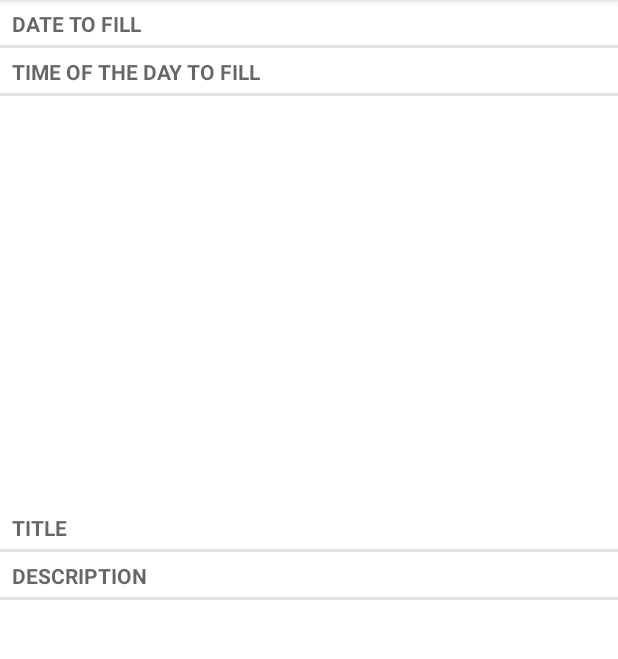
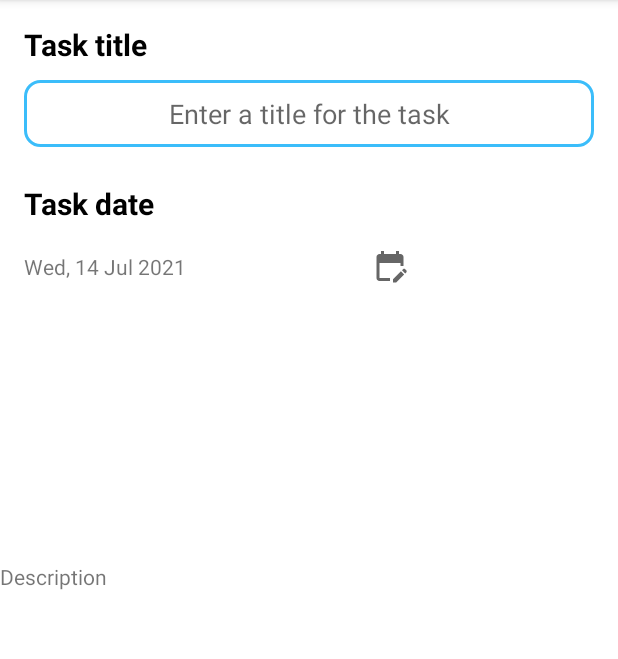
Before and after one commit to georgecpp/RemindBuddy, an Android app: the fragment TaskFragment placed in its activity, on a phone screen of 412 x 824 dp, the part 84-743 px from its top. Run offline under Robolectric (Android 15) with nearby library versions, the phone set to English and light mode, and no system bars; 4 statements that could not run were skipped.

Commit message:
[UPDATE] UI TaskFragment updated, still WiP.

```diff
--- a/app/src/main/java/com/steelparrot/remindbuddy/TaskFragment.java
+++ b/app/src/main/java/com/steelparrot/remindbuddy/TaskFragment.java
@@ -56,10 +56,13 @@ public class TaskFragment extends Fragment {
     @Override
     public View onCreateView(@NonNull LayoutInflater inflater, @Nullable ViewGroup container, @Nullable Bundle savedInstanceState) {
         View v = inflater.inflate(R.layout.fragment_task, container, false);
-        mTaskDate = (TextView) v.findViewById(R.id.task_date);
-        mTaskTime = (TextView) v.findViewById(R.id.task_time);
-        mTaskTitle = (TextView) v.findViewById(R.id.task_title);
-        mTaskDescription = (TextView) v.findViewById(R.id.task_description);
+//        mTaskDate = (TextView) v.findViewById(R.id.task_date);
+//        mTaskTime = (TextView) v.findViewById(R.id.task_time);
+//        mTaskTitle = (TextView) v.findViewById(R.id.task_title);
+//        mTaskDescription = (TextView) v.findViewById(R.id.task_description);
+
+          mTaskDate = (TextView) v.findViewById(R.id.task_date);
+          mTaskDate.setText(TaskListFragment.getCurrentDate());
 
         return v;
     }
--- a/app/src/main/java/com/steelparrot/remindbuddy/TaskListFragment.java
+++ b/app/src/main/java/com/steelparrot/remindbuddy/TaskListFragment.java
@@ -50,7 +50,7 @@ public class TaskListFragment extends Fragment {
     private RecyclerView mTaskRecyclerView;
     private TaskAdapter mAdapter;
     private Callbacks mCallbacks;
-    private String mCurrentDate;
+    private static String mCurrentDate;
 
 
     public void updateCurrentDateUI() {
@@ -221,7 +221,7 @@ public class TaskListFragment extends Fragment {
             super(inflater.inflate(R.layout.list_item_task,parent,false));
             itemView.setOnClickListener(this);
 
-            mTitleTextView = (TextView) itemView.findViewById(R.id.task_title);
+            mTitleTextView = (TextView) itemView.findViewById(R.id.task_title_item);
             mDatetimeTextView = (TextView) itemView.findViewById(R.id.task_datetime);
             mSolvedTaskImageView = (ImageView) itemView.findViewById(R.id.task_solved);
             mSolvedTaskImageView.setFocusable(true);
@@ -277,6 +277,10 @@ public class TaskListFragment extends Fragment {
         }
     }
 
+    public static String getCurrentDate() {
+        return mCurrentDate;
+    }
+
     public void updateUI() {
         TaskHandler taskHandler = TaskHandler.get(getActivity());
         List<Task> tasks = taskHandler.getTasksForToday(mCurrentDate);
@@ -297,23 +301,27 @@ public class TaskListFragment extends Fragment {
     public void onCreate(@Nullable Bundle savedInstanceState) {
         super.onCreate(savedInstanceState);
         mCurrentDate = new SimpleDateFormat("EEE, d MMM yyyy", Locale.getDefault()).format(new Date());
+        getActivity().registerReceiver(mDateChangedReceiver, new IntentFilter(Intent.ACTION_DATE_CHANGED));
     }
 
     @Override
     public void onDestroy() {
         super.onDestroy();
+        getActivity().unregisterReceiver(mDateChangedReceiver);
     }
 
     @Override
     public void onResume() {
         super.onResume();
-        getActivity().registerReceiver(mDateChangedReceiver, new IntentFilter(Intent.ACTION_DATE_CHANGED));
+        // old broadcast register
+//        getActivity().registerReceiver(mDateChangedReceiver, new IntentFilter(Intent.ACTION_DATE_CHANGED));
         updateUI();
     }
 
     @Override
     public void onPause() {
-        getActivity().unregisterReceiver(mDateChangedReceiver);
+        // old broadcast unregister
+//        getActivity().unregisterReceiver(mDateChangedReceiver);
         super.onPause();
     }
 
--- a/app/src/main/java/com/steelparrot/remindbuddy/TaskPagerActivity.java
+++ b/app/src/main/java/com/steelparrot/remindbuddy/TaskPagerActivity.java
@@ -34,7 +34,9 @@ public class TaskPagerActivity extends AppCompatActivity implements TaskFragment
 
         UUID taskID = (UUID) getIntent().getSerializableExtra(EXTRA_TASK_ID);
         mViewPager = (ViewPager) findViewById(R.id.task_view_pager);
-        mTasks = TaskHandler.get(this).getTasks();
+
+        //mTasks = TaskHandler.get(this).getTasks();     // old approach to get all tasks.
+        mTasks = TaskHandler.get(this).getTasksForToday(TaskListFragment.getCurrentDate());
         FragmentManager fragmentManager = getSupportFragmentManager();
         mViewPager.setAdapter(new FragmentStatePagerAdapter(fragmentManager,FragmentStatePagerAdapter.BEHAVIOR_RESUME_ONLY_CURRENT_FRAGMENT) {
             @NonNull
--- /dev/null
+++ b/app/src/main/res/drawable/ic_baseline_edit_calendar_24.xml
@@ -0,0 +1,10 @@
+<vector xmlns:android="http://schemas.android.com/apk/res/android"
+    android:width="24dp"
+    android:height="24dp"
+    android:viewportWidth="24"
+    android:viewportHeight="24"
+    android:tint="?attr/colorControlNormal">
+  <path
+      android:fillColor="@android:color/white"
+      android:pathData="M12,22H5c-1.11,0 -2,-0.9 -2,-2L3.01,6c0,-1.1 0.88,-2 1.99,-2h1V2h2v2h8V2h2v2h1c1.1,0 2,0.9 2,2v6h-2v-2H5v10h7V22zM22.13,16.99l0.71,-0.71c0.39,-0.39 0.39,-1.02 0,-1.41l-0.71,-0.71c-0.39,-0.39 -1.02,-0.39 -1.41,0l-0.71,0.71L22.13,16.99zM21.42,17.7l-5.3,5.3H14v-2.12l5.3,-5.3L21.42,17.7z"/>
+</vector>
--- /dev/null
+++ b/app/src/main/res/drawable/rounded_border_edittext.xml
@@ -0,0 +1,11 @@
+<?xml version="1.0" encoding="utf-8"?>
+<selector xmlns:android="http://schemas.android.com/apk/res/android">
+    <item>
+        <shape android:shape="rectangle">
+            <solid android:color="#ffffff"/>
+            <corners android:radius="10dp" />
+            <stroke android:width="2dp"
+                android:color="#3bbdfa" />
+        </shape>
+    </item>
+</selector>
--- a/app/src/main/res/layout/fragment_task.xml
+++ b/app/src/main/res/layout/fragment_task.xml
@@ -7,38 +7,93 @@
     android:layout_width="match_parent"
     android:layout_height="match_parent">
 
+    <TextView
+        android:id="@+id/task_title_textview"
+        android:layout_width="match_parent"
+        android:layout_height="wrap_content"
+        android:text="@string/task_title"
+        android:textSize="20sp"
+        android:textColor="@color/black"
+        app:layout_constraintTop_toTopOf="parent"
+        android:layout_marginStart="16dp"
+        android:layout_marginTop="16dp"
+        android:textStyle="bold"
+        />
+
+    <EditText
+        android:id="@+id/task_title"
+        android:layout_width="match_parent"
+        android:layout_height="wrap_content"
+        app:layout_constraintTop_toBottomOf="@+id/task_title_textview"
+        android:layout_marginStart="16dp"
+        android:layout_marginEnd="16dp"
+        android:layout_marginTop="10dp"
+        android:hint="@string/task_title_hint"
+        android:inputType="text"
+        android:gravity="center"
+        android:background="@drawable/rounded_border_edittext"
+        android:padding="10dp"
+       />
 
     <TextView
-        android:id="@+id/task_date"
-        style="?android:listSeparatorTextViewStyle"
+        android:id="@+id/task_date_textview"
         android:layout_width="match_parent"
         android:layout_height="wrap_content"
-        android:labelFor="@+id/task_date"
         android:text="@string/task_date"
-        app:layout_constraintTop_toTopOf="parent" />
+        android:textSize="20sp"
+        android:textColor="@color/black"
+        app:layout_constraintTop_toBottomOf="@+id/task_title"
+        android:layout_marginStart="16dp"
+        android:layout_marginTop="24dp"
+        android:textStyle="bold"
+        />
+
+    <androidx.constraintlayout.widget.ConstraintLayout
+        android:layout_width="match_parent"
+        android:layout_height="wrap_content"
+        app:layout_constraintTop_toBottomOf="@+id/task_date_textview"
+        android:layout_margin="16dp"
+        >
+
+        <TextView
+            android:id="@+id/task_date"
+            android:layout_width="wrap_content"
+            android:layout_height="wrap_content"
+            android:labelFor="@+id/task_date"
+            android:text="@string/task_date"
+            app:layout_constraintTop_toTopOf="parent"
+            app:layout_constraintBottom_toBottomOf="parent"
+            app:layout_constraintStart_toStartOf="parent"
+            />
+
+        <ImageButton
+            android:id="@+id/new_task_date_button"
+            android:layout_width="wrap_content"
+            android:layout_height="wrap_content"
+            app:layout_constraintEnd_toEndOf="parent"
+            app:layout_constraintTop_toTopOf="parent"
+            app:layout_constraintBottom_toBottomOf="parent"
+            app:layout_constraintStart_toEndOf="@id/task_date"
+            android:src="@drawable/ic_baseline_edit_calendar_24"
+            android:background="@null"
+            />
+
+    </androidx.constraintlayout.widget.ConstraintLayout>
+
 
     <TextView
-        style="?android:listSeparatorTextViewStyle"
         android:id="@+id/task_time"
         android:layout_width="match_parent"
         android:layout_height="wrap_content"
         android:labelFor="@+id/task_time"
         android:text="@string/task_time"
-        app:layout_constraintTop_toBottomOf="@+id/task_date"
+        app:layout_constraintTop_toBottomOf="parent"
         tools:layout_editor_absoluteX="0dp" />
 
-    <TextView
-        android:id="@+id/task_title"
-        style="?android:listSeparatorTextViewStyle"
-        android:layout_width="match_parent"
-        android:layout_height="wrap_content"
-        android:text="@string/task_title"
-        app:layout_constraintBottom_toTopOf="@+id/task_description"
-        tools:layout_editor_absoluteX="16dp" />
+
 
     <TextView
         android:id="@+id/task_description"
-        style="?android:listSeparatorTextViewStyle"
         android:layout_width="match_parent"
         android:layout_height="wrap_content"
         android:text="@string/task_description"
--- a/app/src/main/res/layout/list_item_task.xml
+++ b/app/src/main/res/layout/list_item_task.xml
@@ -4,10 +4,11 @@
     xmlns:app="http://schemas.android.com/apk/res-auto"
     xmlns:tools="http://schemas.android.com/tools"
     android:layout_width="match_parent"
-    android:layout_height="80dp">
+    android:layout_height="80dp"
+    style="?android:listSeparatorTextViewStyle">
 
     <TextView
-        android:id="@+id/task_title"
+        android:id="@+id/task_title_item"
         android:layout_width="wrap_content"
         android:layout_height="wrap_content"
         android:layout_marginStart="16dp"
--- a/app/src/main/res/values/strings.xml
+++ b/app/src/main/res/values/strings.xml
@@ -1,9 +1,10 @@
 <resources>
     <string name="app_name">Remind Buddy</string>
-    <string name="task_date">Date To Fill</string>
+    <string name="task_date">Task date</string>
     <string name="task_time">Time of the day to fill</string>
-    <string name="task_title">Title</string>
+    <string name="task_title">Task title</string>
     <string name="task_description">Description</string>
     <string name="current_date_string">Current Date</string>
     <string name="date_picker_title">Choose a date</string>
+    <string name="task_title_hint">Enter a title for the task</string>
 </resources>
```
